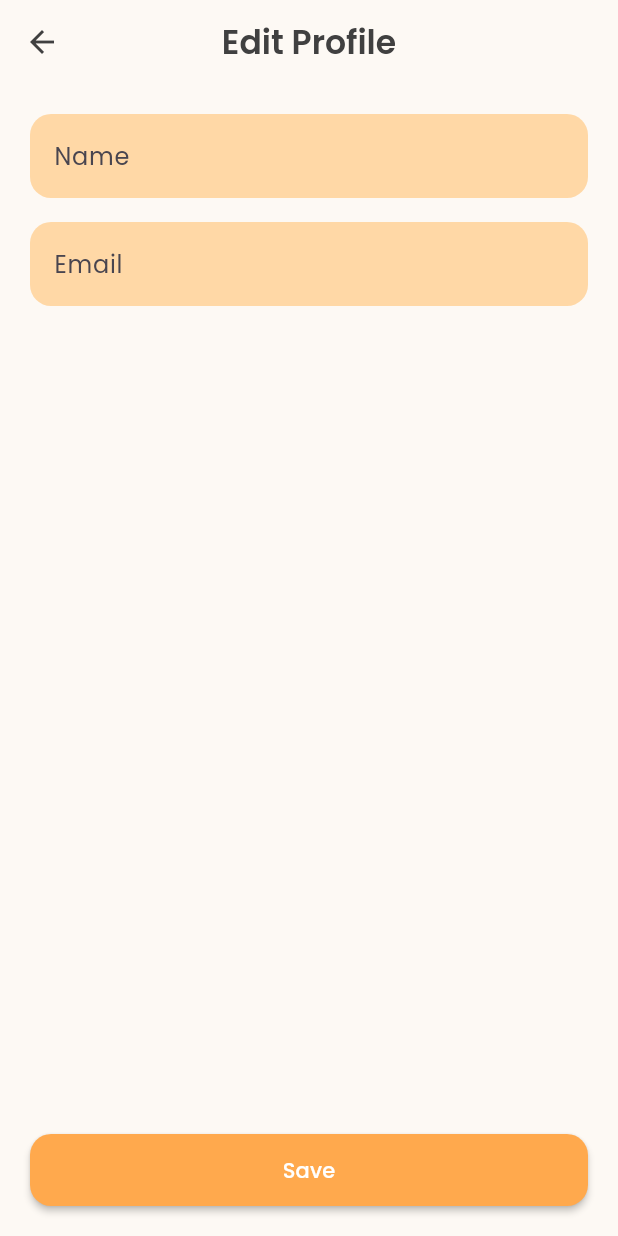
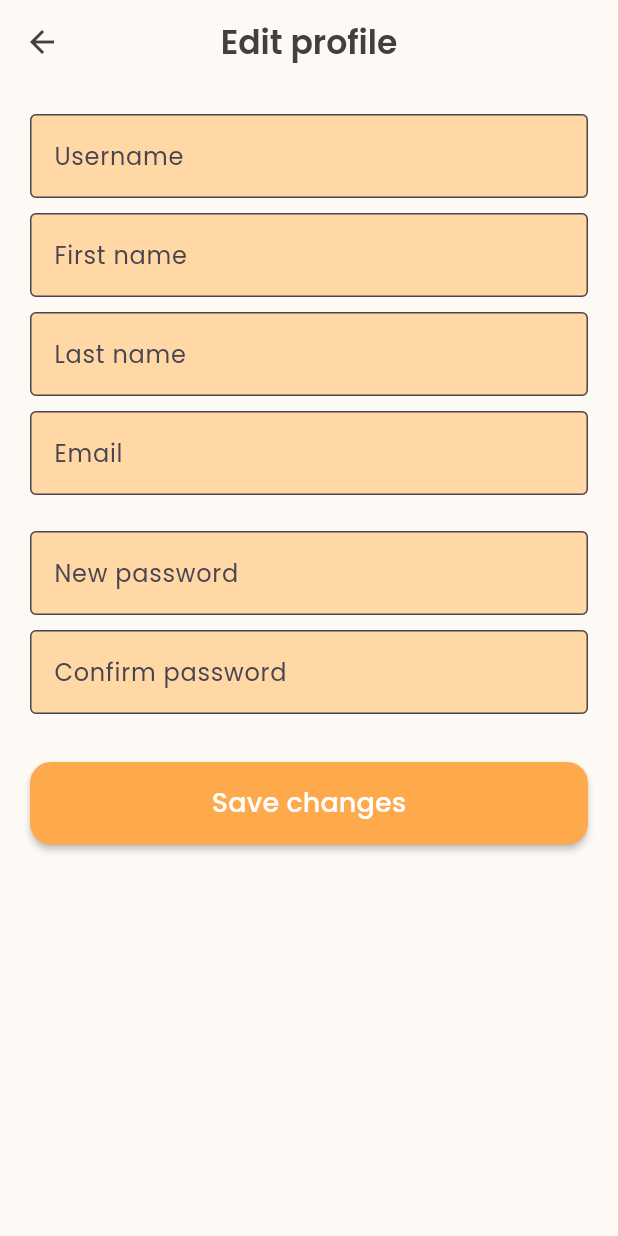
Before and after one commit to Zade19/gradd, a Flutter app: the ProfileEditPage screen opened directly, on a phone screen of 412 x 824 dp. Run offline on Flutter 3.47's test engine with Material 3 defaults, Android fonts, the phone set to English and light mode, and no system bars; our stand-ins replace firebase_core, firebase_messaging, flutter_secure_storage, google_fonts, image_picker, parse_server_sdk_flutter and 1 more; accounts and stored records are empty.

Commit message:
Merge remote-tracking branch 'origin/v2' into v2

```diff
--- a/gradd/lib/profile_edit_page.dart
+++ b/gradd/lib/profile_edit_page.dart
@@ -1,42 +1,144 @@
+// lib/pages/profile_edit_page.dart
 import 'package:flutter/material.dart';
+import 'package:parse_server_sdk_flutter/parse_server_sdk_flutter.dart';
 
-class ProfileEditPage extends StatelessWidget {
+class ProfileEditPage extends StatefulWidget {
   const ProfileEditPage({super.key});
 
   @override
+  State<ProfileEditPage> createState() => _ProfileEditPageState();
+}
+
+class _ProfileEditPageState extends State<ProfileEditPage> {
+  final _username = TextEditingController();
+  final _first    = TextEditingController();
+  final _last     = TextEditingController();
+  final _email    = TextEditingController();
+  final _pw       = TextEditingController();
+  final _pw2      = TextEditingController();
+
+  bool _busy = false;
+
+  @override
+  void initState() {
+    super.initState();
+    _loadCurrentUser();
+  }
+
+  Future<void> _loadCurrentUser() async {
+    final u = await ParseUser.currentUser() as ParseUser?;
+    if (u == null) return;
+    setState(() {
+      _username.text = u.username ?? '';
+      _first.text    = u.get<String>('firstName') ?? '';
+      _last.text     = u.get<String>('lastName') ?? '';
+      _email.text    = u.emailAddress ?? '';
+    });
+  }
+
+  Future<void> _save() async {
+    if (_busy) return;
+
+    // basic checks — same as in Sign-Up
+    if (_username.text.trim().isEmpty ||
+        _first.text.trim().isEmpty    ||
+        _last.text.trim().isEmpty     ||
+        _email.text.trim().isEmpty) {
+      _snack('All fields except password are required');
+      return;
+    }
+    if (_pw.text.isNotEmpty && _pw.text != _pw2.text) {
+      _snack('Passwords do not match');
+      return;
+    }
+
+    setState(() => _busy = true);
+    final u = await ParseUser.currentUser() as ParseUser?;
+
+    if (u == null) {
+      _snack('Session expired — please log in again');
+      return;
+    }
+
+    u.username        = _username.text.trim();
+    u.emailAddress    = _email.text.trim();
+    u.set('firstName', _first.text.trim());
+    u.set('lastName',  _last.text.trim());
+    if (_pw.text.isNotEmpty) u.password = _pw.text.trim();
+
+    final res = await u.save();
+    setState(() => _busy = false);
+
+    if (res.success) {
+      _snack('Profile updated');
+      Navigator.pop(context);                       // back to Preferences
+    } else {
+      _snack(res.error?.message ?? 'Update failed');
+    }
+  }
+
+  void _snack(String m) =>
+      ScaffoldMessenger.of(context).showSnackBar(SnackBar(content: Text(m)));
+
+  @override
+  void dispose() {
+    _username.dispose();
+    _first.dispose();
+    _last.dispose();
+    _email.dispose();
+    _pw.dispose();
+    _pw2.dispose();
+    super.dispose();
+  }
+
+  @override
   Widget build(BuildContext context) {
-    final nameCtrl  = TextEditingController();
-    final emailCtrl = TextEditingController();
-
     return Scaffold(
-      appBar: AppBar(title: const Text('Edit Profile')),
-      body: Padding(
+      appBar: AppBar(title: const Text('Edit profile')),
+      body: SingleChildScrollView(
         padding: const EdgeInsets.all(20),
         child: Column(
           children: [
-            TextField(
-              controller: nameCtrl,
-              decoration: const InputDecoration(labelText: 'Name'),
-            ),
-            const SizedBox(height: 16),
-            TextField(
-              controller: emailCtrl,
-              decoration: const InputDecoration(labelText: 'Email'),
-            ),
-            const Spacer(),
+            _field(_username, 'Username'),
+            _gap(),
+            _field(_first, 'First name'),
+            _gap(),
+            _field(_last, 'Last name'),
+            _gap(),
+            _field(_email, 'Email', keyboard: TextInputType.emailAddress),
+            _gap(24),
+            _field(_pw,  'New password',   obscure: true),
+            _gap(),
+            _field(_pw2, 'Confirm password', obscure: true),
+            _gap(32),
             SizedBox(
               width: double.infinity,
+              height: 55,
               child: ElevatedButton(
-                onPressed: () {
-                  // TODO: save profile
-                  Navigator.pop(context);
-                },
-                child: const Text('Save'),
+                onPressed: _busy ? null : _save,
+                child: _busy
+                    ? const CircularProgressIndicator(
+                    color: Colors.white, strokeWidth: 2)
+                    : const Text('Save changes', style: TextStyle(fontSize: 18)),
               ),
-            )
+            ),
           ],
         ),
       ),
     );
   }
+
+  Widget _field(TextEditingController c, String label,
+      {bool obscure = false, TextInputType? keyboard}) =>
+      TextField(
+        controller: c,
+        obscureText: obscure,
+        keyboardType: keyboard,
+        decoration: InputDecoration(
+          labelText: label,
+          border: const OutlineInputBorder(),
+        ),
+      );
+
+  Widget _gap([double h = 10]) => SizedBox(height: h);
 }
```
Also changed, not shown: gradd/lib/main_page.dart (+66 -27 lines).
